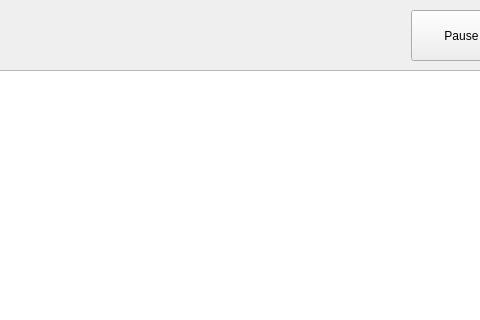
Above: Tank_Trouble_IV/singlegamewidget.ui from raitocc/run before the change; both pictures show x 299 to 779 and y 0 to 320 of the 1200 by 800 pixel window. Below: the same form after it.
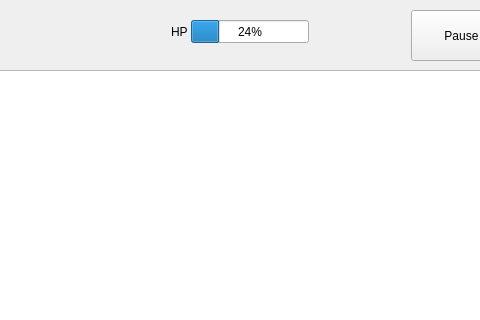
That is the form after the change.

Commit message: 血条以及血量检测变化自动调整

```diff
--- a/Tank_Trouble_IV/singlegamewidget.ui
+++ b/Tank_Trouble_IV/singlegamewidget.ui
@@ -54,6 +54,32 @@
     </rect>
    </property>
   </widget>
+  <widget class="QProgressBar" name="progressBar">
+   <property name="geometry">
+    <rect>
+     <x>490</x>
+     <y>20</y>
+     <width>118</width>
+     <height>23</height>
+    </rect>
+   </property>
+   <property name="value">
+    <number>24</number>
+   </property>
+  </widget>
+  <widget class="QLabel" name="label_HP">
+   <property name="geometry">
+    <rect>
+     <x>470</x>
+     <y>22</y>
+     <width>40</width>
+     <height>20</height>
+    </rect>
+   </property>
+   <property name="text">
+    <string>HP</string>
+   </property>
+  </widget>
  </widget>
  <resources/>
  <connections/>
```
The commit also changes 2 other files.
